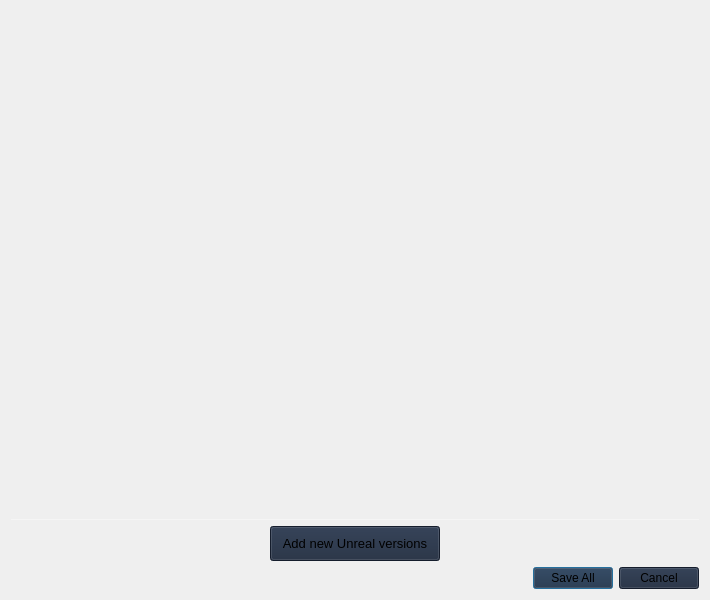
First picture: the form in PluginBuilder/unrealversions.ui, repository Mecanes-Org/PluginBuilder-source, before the edit.
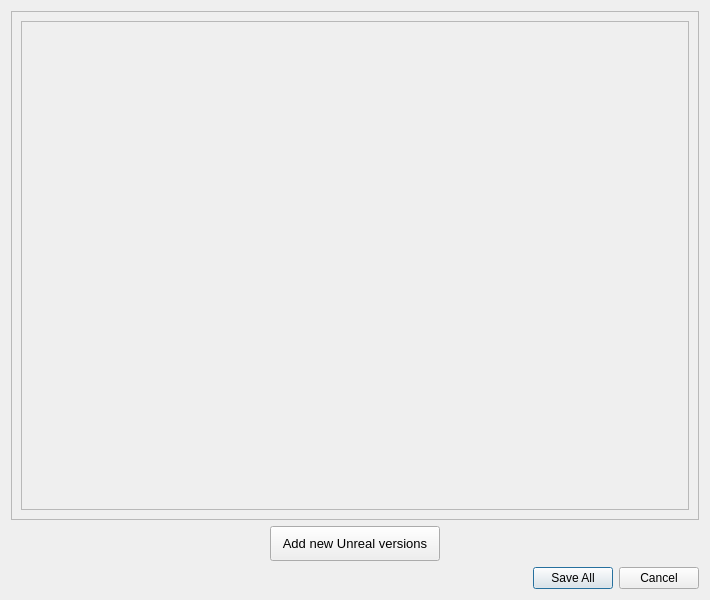
Second picture: the form after the edit.

The edit to the form file:
```diff
--- a/PluginBuilder/unrealversions.ui
+++ b/PluginBuilder/unrealversions.ui
@@ -29,45 +29,7 @@
    <string/>
   </property>
   <property name="styleSheet">
-   <string notr="true">QFrame#frame_containerUE{
-	border: none;
-	border-bottom: 1px solid rgba(255, 255, 255, 100);
-}
-
-
-QScrollArea{
-	border: none; 
-	background-color: transparent;
-}
-
-QFrame#frame_ue{
-	background-color: #101828;
-}
-
-QLabel#label_pluginPath{
-	border: 1px solid #E7E5E4 ;
-	border-radius: 2px;
-	border-color: rgb(115, 115, 115);
-	background-color: #1D293D;
-	color: rgba(255, 255, 255, .5);
-}
-
-QLineEdit#lineEdit_UE_versionName{
-	border: none;
-	border-bottom: 1px solid #E7E5E4 ;
-	background-color:  rgba(255, 255, 255,  10);
-	border-radius: 5px;
-}
-
-QPushButton{ 
-	background-color: #1D293D;
-}
-
-QPushButton:disabled{ 
-	background-color: #0F172B; 
-}
-
-</string>
+   <string notr="true"/>
   </property>
   <layout class="QVBoxLayout" name="verticalLayout_3">
    <item>
```
Left out of the diff: 2 changed lines with no effect on the pictures.
